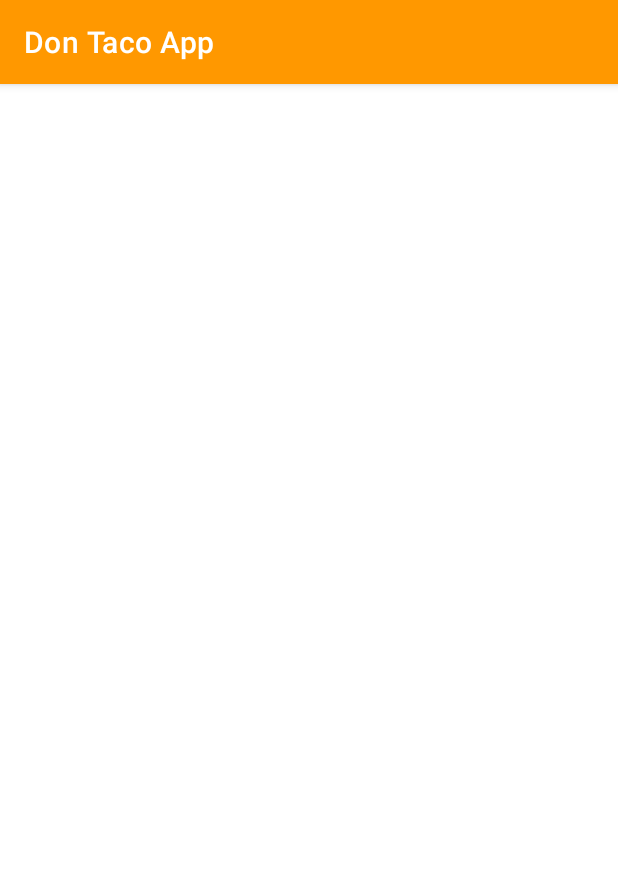
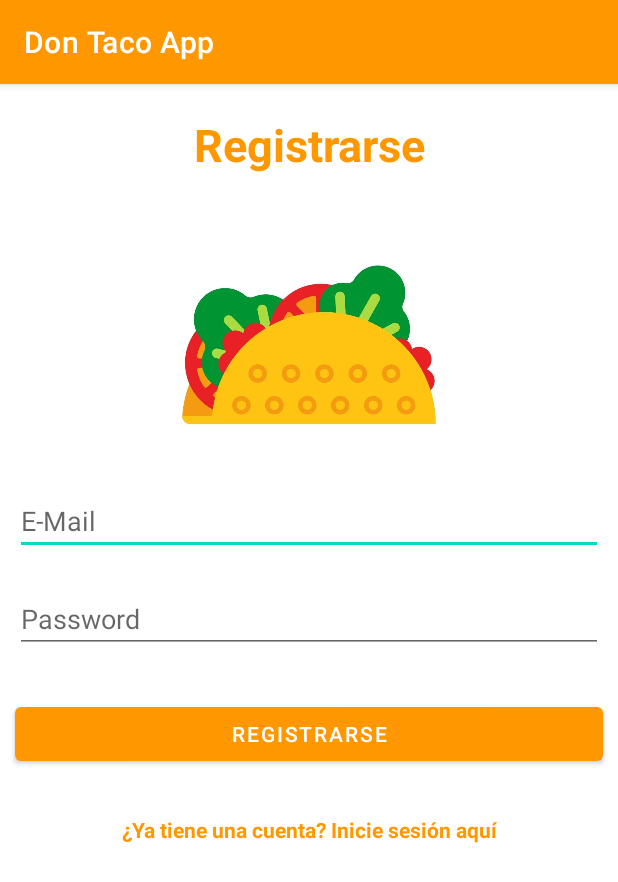
Before and after one commit to cmerin0/dontacoapp, an Android app: the Register screen opened directly, with no data from a screen before it, on a phone screen of 412 x 824 dp. Shown: the top 882 px of the screen. Run offline under Robolectric (Android 15) with nearby library versions, the phone set to English and light mode, and no system bars; our stand-ins replace Firebase (no records; nobody signed in at launch, a user with empty details on screens opened directly).

Commit message:
Finalizadas - Todas las actividades del proyecto

```diff
--- a/app/src/main/java/com/example/dontaco/CreateProduct.java
+++ b/app/src/main/java/com/example/dontaco/CreateProduct.java
@@ -81,12 +81,14 @@ public class CreateProduct extends AppCompatActivity {
             try {
                 if(!editProduct) {
                     mDatabase.child("products").push().setValue(product);
+                    Toast.makeText(CreateProduct.this, "El producto ha sido agregado correctamente", Toast.LENGTH_LONG).show();
                 }
                 else {
                     mDatabase.child("products").child(productId).setValue(product);
+                    Toast.makeText(CreateProduct.this, "El producto ha sido modificado correctamente", Toast.LENGTH_LONG).show();
                 }
 
-                Toast.makeText(CreateProduct.this, "El producto ha sido agregado correctamente", Toast.LENGTH_LONG).show();
+                finish();
             }
             catch (Exception e){
                 Toast.makeText(CreateProduct.this, "Hubo un error al agregar el producto", Toast.LENGTH_LONG).show();
--- a/app/src/main/java/com/example/dontaco/Register.java
+++ b/app/src/main/java/com/example/dontaco/Register.java
@@ -1,14 +1,90 @@
 package com.example.dontaco;
 
+import androidx.annotation.NonNull;
 import androidx.appcompat.app.AppCompatActivity;
 
+import android.content.Intent;
 import android.os.Bundle;
+import android.text.TextUtils;
+import android.view.View;
+import android.widget.Button;
+import android.widget.EditText;
+import android.widget.ProgressBar;
+import android.widget.TextView;
+import android.widget.Toast;
+
+import com.google.android.gms.tasks.OnCompleteListener;
+import com.google.android.gms.tasks.Task;
+import com.google.firebase.auth.AuthResult;
+import com.google.firebase.auth.FirebaseAuth;
 
 public class Register extends AppCompatActivity {
+
+    private EditText etEmail, etPassword;
+    private TextView tvLogin;
+    private Button btnRegister;
+    private FirebaseAuth mAuth;
 
     @Override
     protected void onCreate(Bundle savedInstanceState) {
         super.onCreate(savedInstanceState);
         setContentView(R.layout.activity_register);
+        mAuth = FirebaseAuth.getInstance();
+
+        initializeUI();
+
+        btnRegister.setOnClickListener(new View.OnClickListener() {
+            @Override
+            public void onClick(View v) {
+                registerUserAccount();
+            }
+        });
+
+        tvLogin.setOnClickListener(new View.OnClickListener() {
+            @Override
+            public void onClick(View v){
+                Intent i = new Intent(Register.this, Login.class);
+                startActivity(i);
+            }
+        });
+    }
+
+    private void registerUserAccount() {
+
+        String email, password;
+        email = etEmail.getText().toString();
+        password = etPassword.getText().toString();
+
+        if (TextUtils.isEmpty(email)) {
+            Toast.makeText(getApplicationContext(), "Por favor ingrese su correo electrónico...", Toast.LENGTH_LONG).show();
+            return;
+        }
+        if (TextUtils.isEmpty(password)) {
+            Toast.makeText(getApplicationContext(), "Por favor ingrese su contraseña!", Toast.LENGTH_LONG).show();
+            return;
+        }
+
+        mAuth.createUserWithEmailAndPassword(email, password)
+            .addOnCompleteListener(new OnCompleteListener<AuthResult>() {
+                @Override
+                public void onComplete(@NonNull Task<AuthResult> task) {
+                    if(task.isSuccessful()) {
+                        Toast.makeText(getApplicationContext(), "Registro de cuenta exitoso!", Toast.LENGTH_LONG).show();
+
+                        Intent intent = new Intent(Register.this, Login.class);
+                        startActivity(intent);
+                    }
+                    else {
+                        Toast.makeText(getApplicationContext(), "El registro falló! Por favor inténtelo más tarde", Toast.LENGTH_LONG).show();
+                    }
+                }
+            });
+    }
+
+    private void initializeUI() {
+        etEmail= findViewById(R.id.etEmail);
+        etPassword = findViewById(R.id.etPassword);
+        btnRegister = findViewById(R.id.btnRegister);
+        tvLogin = findViewById(R.id.tvLogin);
     }
 }
--- a/app/src/main/res/layout/activity_add_product_cart.xml
+++ b/app/src/main/res/layout/activity_add_product_cart.xml
@@ -23,7 +23,7 @@
         tools:layout_editor_absoluteY="132dp" />
 
     <TextView
-        android:id="@+id/textView"
+        android:id="@+id/textViewTitle"
         android:layout_width="match_parent"
         android:layout_height="wrap_content"
         android:layout_gravity="center_horizontal"
--- a/app/src/main/res/layout/activity_register.xml
+++ b/app/src/main/res/layout/activity_register.xml
@@ -1,9 +1,77 @@
 <?xml version="1.0" encoding="utf-8"?>
-<androidx.constraintlayout.widget.ConstraintLayout xmlns:android="http://schemas.android.com/apk/res/android"
+<LinearLayout xmlns:android="http://schemas.android.com/apk/res/android"
     xmlns:app="http://schemas.android.com/apk/res-auto"
     xmlns:tools="http://schemas.android.com/tools"
     android:layout_width="match_parent"
     android:layout_height="match_parent"
-    tools:context=".Register">
+    android:orientation="vertical"
+    tools:context=".Login">
 
-</androidx.constraintlayout.widget.ConstraintLayout>
+    <TextView
+        android:id="@+id/textView"
+        android:layout_width="match_parent"
+        android:layout_height="wrap_content"
+        android:layout_gravity="center_horizontal"
+        android:padding="20dp"
+        android:text="Registrarse"
+        android:textAlignment="center"
+        android:textColor="@color/primary_color"
+        android:textSize="30dp"
+        android:textStyle="bold" />
+
+    <ImageView
+        android:id="@+id/imageView4"
+        android:layout_width="match_parent"
+        android:layout_height="188dp"
+        app:srcCompat="@drawable/taco" />
+
+    <EditText
+        android:id="@+id/etEmail"
+        android:layout_width="match_parent"
+        android:layout_height="wrap_content"
+        android:layout_marginHorizontal="10dp"
+        android:ems="10"
+        android:hint="E-Mail"
+        android:inputType="textEmailAddress" />
+
+    <Space
+        android:layout_width="match_parent"
+        android:layout_height="20dp" />
+
+    <EditText
+        android:id="@+id/etPassword"
+        android:layout_width="match_parent"
+        android:layout_height="wrap_content"
+        android:layout_marginHorizontal="10dp"
+        android:ems="10"
+        android:hint="Password"
+        android:inputType="textPassword" />
+
+    <Space
+        android:layout_width="match_parent"
+        android:layout_height="20dp" />
+
+    <Button
+        android:id="@+id/btnRegister"
+        android:layout_width="match_parent"
+        android:layout_height="wrap_content"
+        android:layout_margin="10dp"
+        android:text="Registrarse"
+        app:backgroundTint="@color/primary_color" />
+
+    <Space
+        android:layout_width="match_parent"
+        android:layout_height="20dp" />
+
+    <TextView
+        android:id="@+id/tvLogin"
+        android:layout_width="match_parent"
+        android:layout_height="wrap_content"
+        android:layout_gravity="center_horizontal"
+        android:textAlignment="center"
+        android:textColor="@color/primary_color"
+        android:clickable="true"
+        android:textStyle="bold"
+        android:text="¿Ya tiene una cuenta? Inicie sesión aquí" />
+
+</LinearLayout>
```
Also changed, not shown: app/src/main/java/com/example/dontaco/AddProductCart.java (+29 -7 lines), app/src/main/java/com/example/dontaco/Cart.java (+4 -5 lines), app/src/main/java/com/example/dontaco/CreateOrder.java (+28 -5 lines), app/src/main/java/com/example/dontaco/Login.java (+9 -6 lines), app/src/main/res/layout/activity_create_order.xml (+41 -4 lines), app/src/main/res/layout/activity_login.xml (+4 -3 lines).
